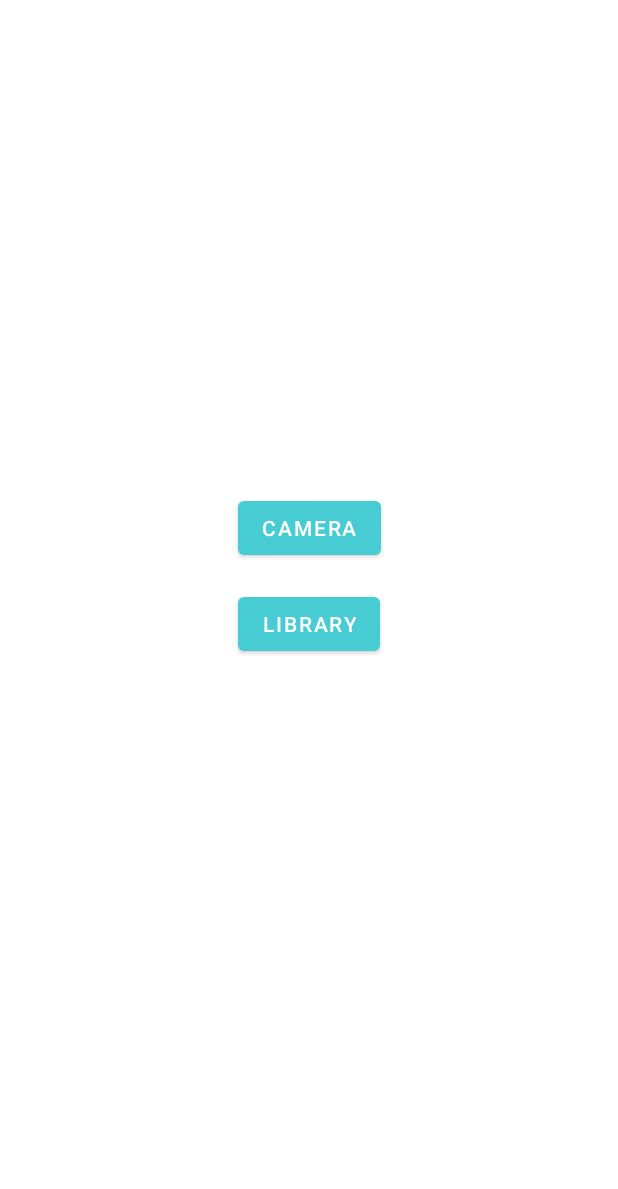
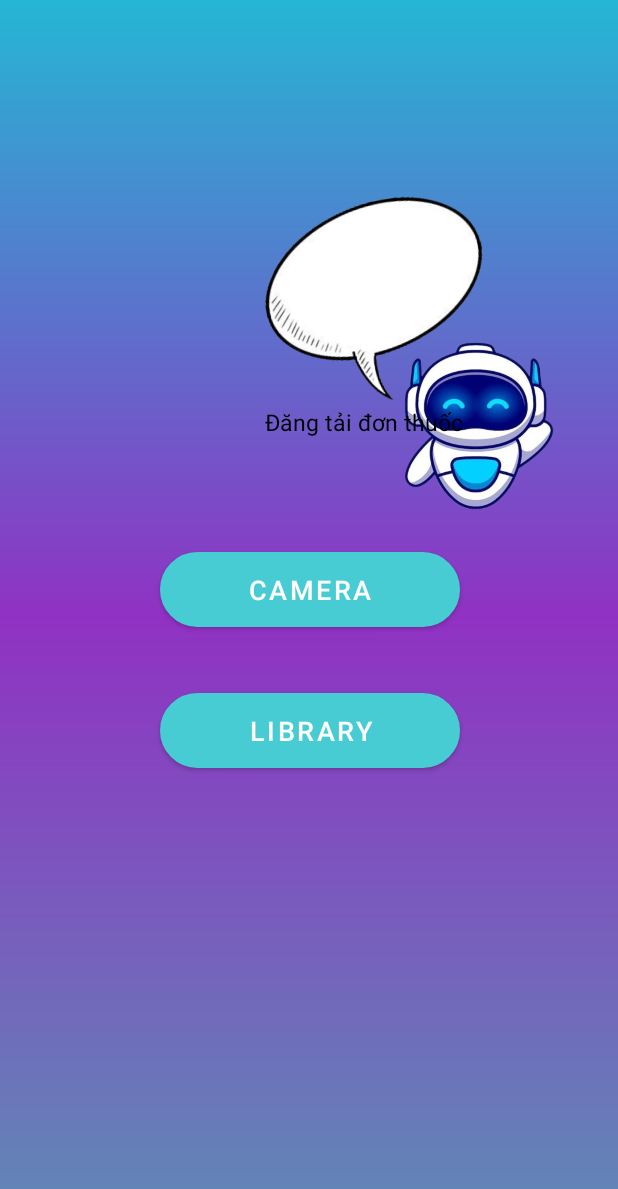
Before and after one commit to RuizSuycasso/Project1, an Android app: the Camera2 screen opened directly, with no data from a screen before it, on a phone screen of 412 x 824 dp. Shown: the top 1189 px of the screen. Run offline under Robolectric (Android 15) with nearby library versions, the light colour scheme and no system bars; libraries missing offline, so code that uses them is left out: com.canhub.cropper, com.chaquo.python, com.google.mlkit.vision; 3 statements that could not run were skipped.

Commit message:
update code

```diff
--- a/app/src/main/AndroidManifest.xml
+++ b/app/src/main/AndroidManifest.xml
@@ -28,6 +28,9 @@
             android:name=".Benhan_option"
             android:exported="false" />
         <activity
+            android:name="com.canhub.cropper.CropImageActivity"
+            android:theme="@style/Base.Theme.AppCompat"/>
+        <activity
             android:name=".Main_Screen2"
             android:exported="false" />
         <activity
--- a/app/src/main/java/com/example/myapplication/Camera2.java
+++ b/app/src/main/java/com/example/myapplication/Camera2.java
@@ -2,25 +2,34 @@ package com.example.myapplication;
 
 import android.Manifest;
 import android.content.ContentValues;
-import android.content.Intent;
+import android.database.Cursor;
 import android.graphics.Bitmap;
+import android.graphics.BitmapFactory;
 import android.net.Uri;
 import android.os.Bundle;
 import android.provider.MediaStore;
 import android.widget.Button;
 import android.widget.ImageView;
+import android.widget.TextView;
 import android.widget.Toast;
 
 import androidx.activity.result.ActivityResultLauncher;
 import androidx.activity.result.contract.ActivityResultContracts;
-import androidx.annotation.NonNull;
 import androidx.appcompat.app.AppCompatActivity;
 
-import com.canhub.cropper.CropImage;
 import com.canhub.cropper.CropImageContract;
 import com.canhub.cropper.CropImageContractOptions;
 import com.canhub.cropper.CropImageOptions;
 import com.canhub.cropper.CropImageView;
+import com.chaquo.python.PyObject;
+import com.chaquo.python.Python;
+import com.chaquo.python.android.AndroidPlatform;
+import com.google.mlkit.vision.common.InputImage;
+import com.google.mlkit.vision.text.TextRecognition;
+import com.google.mlkit.vision.text.TextRecognizer;
+import com.google.mlkit.vision.text.latin.TextRecognizerOptions;
+
+import java.io.ByteArrayOutputStream;
 
 public class Camera2 extends AppCompatActivity {
 
@@ -30,65 +39,103 @@ public class Camera2 extends AppCompatActivity {
     private ActivityResultLauncher<String> requestPermissionLauncher;
 
     private ImageView imageView;
+    private TextView resultTextView;
     private Uri imageUri;
+    private TextRecognizer textRecognizer;
 
     @Override
     protected void onCreate(Bundle savedInstanceState) {
         super.onCreate(savedInstanceState);
         setContentView(R.layout.activity_camera2);
 
+        // Initialize Python
+        initPython();
+
+        // Initialize ML Kit Text Recognizer
+        textRecognizer = TextRecognition.getClient(TextRecognizerOptions.DEFAULT_OPTIONS);
+
+        // Initialize views
         imageView = findViewById(R.id.imageView);
+        resultTextView = findViewById(R.id.resultTextView);
         Button btnCamera = findViewById(R.id.btnCamera);
         Button btnLibrary = findViewById(R.id.btnLibrary);
 
-        // Yêu cầu quyền camera
+        // Initialize launchers
+        initializeLaunchers();
+
+        // Set click listeners
+        btnCamera.setOnClickListener(v -> checkCameraPermission());
+        btnLibrary.setOnClickListener(v -> openGallery());
+    }
+
+    private void initPython() {
+        if (!Python.isStarted()) {
+            try {
+                Python.start(new AndroidPlatform(this));
+            } catch (Exception e) {
+                Toast.makeText(this, "Error initializing Python: " + e.getMessage(),
+                        Toast.LENGTH_LONG).show();
+                finish();
+            }
+        }
+    }
+
+    private void initializeLaunchers() {
+        // Camera permission launcher
         requestPermissionLauncher = registerForActivityResult(
                 new ActivityResultContracts.RequestPermission(),
                 isGranted -> {
                     if (isGranted) {
                         openCamera();
                     } else {
-                        Toast.makeText(this, "Quyền truy cập camera bị từ chối!", Toast.LENGTH_SHORT).show();
+                        Toast.makeText(this, "Camera permission denied!", Toast.LENGTH_SHORT).show();
                     }
                 }
         );
 
-        // Chọn ảnh từ gallery
-        pickImageLauncher = registerForActivityResult(new ActivityResultContracts.GetContent(), uri -> {
+        // Gallery launcher
+        pickImageLauncher = registerForActivityResult(
+                new ActivityResultContracts.GetContent(),
+                uri -> {
                     if (uri != null) {
                         startImageCrop(uri);
                     } else {
-                Toast.makeText(this, "Không chọn được ảnh!", Toast.LENGTH_SHORT).show();
+                        Toast.makeText(this, "No image selected!", Toast.LENGTH_SHORT).show();
                     }
-        });
+                }
+        );
 
-        // Crop ảnh
-        cropImageLauncher = registerForActivityResult(new CropImageContract(), result -> {
+        // Camera launcher
+        takePictureLauncher = registerForActivityResult(
+                new ActivityResultContracts.TakePicture(),
+                result -> {
+                    if (result) {
+                        startImageCrop(imageUri);
+                    } else {
+                        Toast.makeText(this, "Failed to capture image!", Toast.LENGTH_SHORT).show();
+                    }
+                }
+        );
+
+        // Crop launcher
+        cropImageLauncher = registerForActivityResult(
+                new CropImageContract(),
+                result -> {
                     if (result.isSuccessful()) {
                         Uri croppedUri = result.getUriContent();
                         if (croppedUri != null) {
                             imageView.setImageURI(croppedUri);
-                    Toast.makeText(this, "Ảnh đã cắt!", Toast.LENGTH_SHORT).show();
+                            processImage(croppedUri);
                         }
                     } else {
                         Exception error = result.getError();
                         if (error != null) {
-                    Toast.makeText(this, "Lỗi crop ảnh: " + error.getMessage(), Toast.LENGTH_LONG).show();
+                            Toast.makeText(this, "Crop error: " + error.getMessage(),
+                                    Toast.LENGTH_LONG).show();
                         }
                     }
-        });
-
-        // Chụp ảnh từ camera
-        takePictureLauncher = registerForActivityResult(new ActivityResultContracts.TakePicture(), result -> {
-            if (result) {
-                startImageCrop(imageUri);
-            } else {
-                Toast.makeText(this, "Chụp ảnh thất bại!", Toast.LENGTH_SHORT).show();
                 }
-        });
-
-        btnCamera.setOnClickListener(v -> checkCameraPermission());
-        btnLibrary.setOnClickListener(v -> openGallery());
+        );
     }
 
     private void checkCameraPermission() {
@@ -100,14 +147,13 @@ public class Camera2 extends AppCompatActivity {
         if (imageUri != null) {
             takePictureLauncher.launch(imageUri);
         } else {
-            Toast.makeText(this, "Không tạo được URI!", Toast.LENGTH_SHORT).show();
+            Toast.makeText(this, "Failed to create image URI!", Toast.LENGTH_SHORT).show();
         }
     }
 
     private Uri createImageUri() {
-        String fileName = "photo_" + System.currentTimeMillis() + ".jpg";
         ContentValues values = new ContentValues();
-        values.put(MediaStore.Images.Media.DISPLAY_NAME, fileName);
+        values.put(MediaStore.Images.Media.DISPLAY_NAME, "photo_" + System.currentTimeMillis() + ".jpg");
         values.put(MediaStore.Images.Media.MIME_TYPE, "image/jpeg");
         return getContentResolver().insert(MediaStore.Images.Media.EXTERNAL_CONTENT_URI, values);
     }
@@ -117,14 +163,35 @@ public class Camera2 extends AppCompatActivity {
     }
 
     private void startImageCrop(Uri imageUri) {
-        CropImageOptions cropImageOptions = new CropImageOptions();
-        cropImageOptions.guidelines = CropImageView.Guidelines.ON;
-        cropImageOptions.aspectRatioX = 1;
-        cropImageOptions.aspectRatioY = 1;
-        cropImageOptions.outputCompressFormat = Bitmap.CompressFormat.PNG;
-        cropImageOptions.outputCompressQuality = 90;
+        CropImageOptions options = new CropImageOptions();
+        options.guidelines = CropImageView.Guidelines.ON;
+        options.aspectRatioX = 1;
+        options.aspectRatioY = 1;
+        options.outputCompressFormat = Bitmap.CompressFormat.PNG;
+        options.outputCompressQuality = 90;
 
-        CropImageContractOptions cropImageContractOptions = new CropImageContractOptions(imageUri, cropImageOptions);
-        cropImageLauncher.launch(cropImageContractOptions);
+        CropImageContractOptions cropOptions = new CropImageContractOptions(imageUri, options);
+        cropImageLauncher.launch(cropOptions);
+    }
+
+    private void processImage(Uri imageUri) {
+        try {
+            Bitmap bitmap = MediaStore.Images.Media.getBitmap(this.getContentResolver(), imageUri);
+            if (bitmap != null) {
+                // Perform OCR directly without saving
+                InputImage inputImage = InputImage.fromBitmap(bitmap, 0);
+                textRecognizer.process(inputImage)
+                        .addOnSuccessListener(text -> {
+                            String recognizedText = text.getText();
+                            resultTextView.setText(recognizedText);
+                            Toast.makeText(Camera2.this, "OCR successful!", Toast.LENGTH_SHORT).show();
+                        })
+                        .addOnFailureListener(e -> {
+                            Toast.makeText(Camera2.this, "OCR error: " + e.getMessage(), Toast.LENGTH_SHORT).show();
+                        });
+            }
+        } catch (Exception e) {
+            Toast.makeText(this, "Image processing error: " + e.getMessage(), Toast.LENGTH_LONG).show();
         }
     }
+}
--- /dev/null
+++ b/app/src/main/res/drawable/background_gradient.xml
@@ -0,0 +1,12 @@
+<?xml version="1.0" encoding="utf-8"?>
+<layer-list xmlns:android="http://schemas.android.com/apk/res/android">
+    <item>
+        <shape android:shape="rectangle">
+            <gradient
+                android:angle="270"
+                android:centerColor="#9031C3"
+                android:endColor="#5F8BB6"
+                android:startColor="#25B6D5" />
+        </shape>
+    </item>
+</layer-list>
--- /dev/null
+++ b/app/src/main/res/drawable/button_style.xml
@@ -0,0 +1,8 @@
+<?xml version="1.0" encoding="utf-8"?>
+<shape xmlns:android="http://schemas.android.com/apk/res/android" android:shape="rectangle">
+    <corners android:radius="25dp"/>
+    <solid android:color="#03A9F4"/>
+    <padding android:top="10dp" android:bottom="10dp"/>
+    <stroke android:width="2dp" android:color="#FFFFFF"/>
+    <size android:width="200dp" android:height="50dp"/>
+</shape>
--- a/app/src/main/res/layout/activity_camera2.xml
+++ b/app/src/main/res/layout/activity_camera2.xml
@@ -5,26 +5,34 @@
     android:id="@+id/main"
     android:layout_width="match_parent"
     android:layout_height="match_parent"
+    android:background="@drawable/background_gradient"
     tools:context=".Camera2">
 
     <Button
         android:id="@+id/btnCamera"
-        android:layout_width="wrap_content"
-        android:layout_height="wrap_content"
-        android:layout_marginTop="328dp"
+        android:layout_width="200dp"
+        android:layout_height="50dp"
+        android:layout_marginTop="368dp"
+        android:background="@drawable/button_style"
         android:text="Camera"
+        android:textColor="@android:color/white"
+        android:textSize="18sp"
         app:layout_constraintEnd_toEndOf="parent"
-        app:layout_constraintHorizontal_bias="0.501"
+        app:layout_constraintHorizontal_bias="0.502"
         app:layout_constraintStart_toStartOf="parent"
         app:layout_constraintTop_toTopOf="parent" />
 
     <Button
         android:id="@+id/btnLibrary"
-        android:layout_width="wrap_content"
-        android:layout_height="wrap_content"
-        android:layout_marginTop="16dp"
+        android:layout_width="200dp"
+        android:layout_height="50dp"
+        android:layout_marginTop="44dp"
+        android:background="@drawable/button_style"
         android:text="Library"
+        android:textColor="@android:color/white"
+        android:textSize="18sp"
         app:layout_constraintEnd_toEndOf="parent"
+        app:layout_constraintHorizontal_bias="0.502"
         app:layout_constraintStart_toStartOf="parent"
         app:layout_constraintTop_toBottomOf="@+id/btnCamera" />
 
@@ -32,11 +40,57 @@
         android:id="@+id/imageView"
         android:layout_width="0dp"
         android:layout_height="0dp"
-        android:layout_marginTop="16dp"
-        android:scaleType="centerInside"
+        android:layout_marginTop="24dp"
+        android:background="@android:color/darker_gray"
+        android:scaleType="centerCrop"
         app:layout_constraintBottom_toBottomOf="parent"
         app:layout_constraintEnd_toEndOf="parent"
+        app:layout_constraintHorizontal_bias="1.0"
         app:layout_constraintStart_toStartOf="parent"
-        app:layout_constraintTop_toBottomOf="@+id/btnLibrary" />
+        app:layout_constraintVertical_bias="0.0"
+    />
+
+    <ImageView
+        android:id="@+id/imgView"
+        android:layout_width="189dp"
+        android:layout_height="183dp"
+        android:layout_marginTop="196dp"
+        android:src="@drawable/image_camera2"
+        app:layout_constraintEnd_toEndOf="parent"
+        app:layout_constraintHorizontal_bias="1.0"
+        app:layout_constraintStart_toStartOf="parent"
+        app:layout_constraintTop_toTopOf="parent" />
+
+    <ImageView
+        android:id="@+id/imgView2"
+        android:layout_width="255dp"
+        android:layout_height="216dp"
+        android:layout_marginTop="92dp"
+        android:rotation="350"
+        android:src="@drawable/image_mai2"
+        app:layout_constraintEnd_toEndOf="parent"
+        app:layout_constraintHorizontal_bias="0.801"
+        app:layout_constraintStart_toStartOf="parent"
+        app:layout_constraintTop_toTopOf="parent" />
+
+    <TextView
+        android:layout_width="wrap_content"
+        android:layout_height="wrap_content"
+        android:layout_marginBottom="532dp"
+        android:text="Đăng tải đơn thuốc"
+        android:textColor="@color/black"
+        android:textSize="15dp"
+        app:layout_constraintBottom_toBottomOf="parent"
+        app:layout_constraintEnd_toEndOf="parent"
+        app:layout_constraintHorizontal_bias="0.632"
+        app:layout_constraintStart_toStartOf="parent" />
+
+    <TextView
+        android:id="@+id/resultTextView"
+        android:layout_width="match_parent"
+        android:layout_height="wrap_content"
+        android:layout_marginTop="16dp"
+        android:layout_marginBottom="16dp"
+        android:textSize="16sp" />
 
 </androidx.constraintlayout.widget.ConstraintLayout>
```
Also changed, not shown: app/build.gradle.kts (+13 -21 lines), app/src/main/res/layout/activity_benhan_option.xml (+4 -4 lines), app/src/main/res/layout/fragment_home.xml (+5 -4 lines), app/src/main/res/drawable/image_camera2.png (added), app/src/main/res/drawable/image_mai2.png (added), 2 other files. Lines whose indentation alone changed are shown as unchanged.
